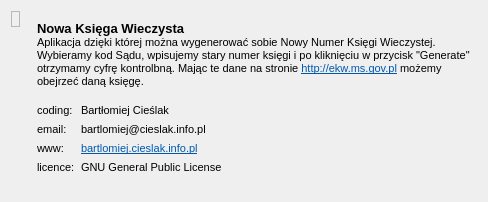
Qt form about.ui (bartlomiej/NowaKsiegaWieczysta) before a commit.
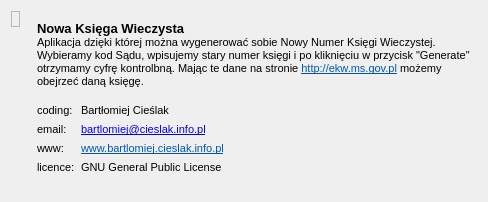
The same form after that commit. Icons and pictures are not drawn.

```diff
--- a/about.ui
+++ b/about.ui
@@ -116,7 +116,7 @@
           </font>
          </property>
          <property name="text">
-          <string>bartlomiej@cieslak.info.pl</string>
+          <string>&lt;a href=&quot;mailto:bartlomiej@cieslak.info.pl&quot;&gt;bartlomiej@cieslak.info.pl&lt;/a&gt;</string>
          </property>
         </widget>
        </item>
@@ -144,7 +144,7 @@
 &lt;html&gt;&lt;head&gt;&lt;meta name=&quot;qrichtext&quot; content=&quot;1&quot; /&gt;&lt;style type=&quot;text/css&quot;&gt;
 p, li { white-space: pre-wrap; }
 &lt;/style&gt;&lt;/head&gt;&lt;body style=&quot; font-family:'Serif'; font-size:9pt; font-weight:400; font-style:normal;&quot;&gt;
-&lt;p style=&quot; margin-top:0px; margin-bottom:0px; margin-left:0px; margin-right:0px; -qt-block-indent:0; text-indent:0px;&quot;&gt;&lt;a href=&quot;bartlomiej.cieslak.info.pl&quot;&gt;&lt;span style=&quot; font-size:8pt; text-decoration: underline; color:#0057ae;&quot;&gt;bartlomiej.cieslak.info.pl&lt;/span&gt;&lt;/a&gt;&lt;/p&gt;&lt;/body&gt;&lt;/html&gt;</string>
+&lt;p style=&quot; margin-top:0px; margin-bottom:0px; margin-left:0px; margin-right:0px; -qt-block-indent:0; text-indent:0px;&quot;&gt;&lt;a href=&quot;http://www.bartlomiej.cieslak.info.pl&quot;&gt;&lt;span style=&quot; font-size:8pt; text-decoration: underline; color:#0057ae;&quot;&gt;www.bartlomiej.cieslak.info.pl&lt;/span&gt;&lt;/a&gt;&lt;/p&gt;&lt;/body&gt;&lt;/html&gt;</string>
          </property>
         </widget>
        </item>
```
